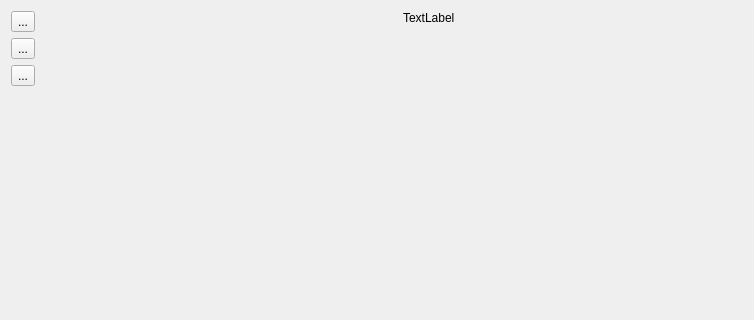
First picture: the form in EnviroControl/MainWindow/MainWindow.ui, repository arpadkov/EnviroControl, before the edit; both pictures show x 0 to 754 and y 0 to 320 of the 754 by 526 pixel window.
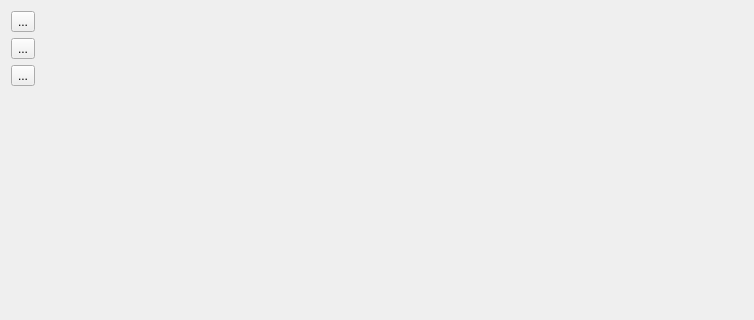
Second picture: the form after the edit. Custom widgets are drawn as their Qt base class.

The edit to the form file:
```diff
--- a/EnviroControl/MainWindow/MainWindow.ui
+++ b/EnviroControl/MainWindow/MainWindow.ui
@@ -92,21 +92,37 @@
           <item>
            <layout class="QHBoxLayout" name="_stations_layout">
             <item>
-             <widget class="IndoorStationWidget" name="_indoor_station_widget" native="true"/>
+             <widget class="IndoorStationWidget" name="_indoor_station_widget">
+              <property name="minimumSize">
+               <size>
+                <width>30</width>
+                <height>30</height>
+               </size>
+              </property>
+             </widget>
             </item>
             <item>
-             <layout class="QHBoxLayout" name="_weather_station_layout">
-              <item>
-               <widget class="QLabel" name="_weather_station_label">
-                <property name="text">
-                 <string>TextLabel</string>
-                </property>
-               </widget>
-              </item>
-              <item>
-               <widget class="WeatherStationWidget" name="_weather_station_widget" native="true"/>
-              </item>
-             </layout>
+             <spacer name="_between_station_widgets_spacer">
+              <property name="orientation">
+               <enum>Qt::Horizontal</enum>
+              </property>
+              <property name="sizeHint" stdset="0">
+               <size>
+                <width>40</width>
+                <height>20</height>
+               </size>
+              </property>
+             </spacer>
+            </item>
+            <item>
+             <widget class="WeatherStationWidget" name="_weather_station_widget">
+              <property name="minimumSize">
+               <size>
+                <width>30</width>
+                <height>30</height>
+               </size>
+              </property>
+             </widget>
             </item>
            </layout>
           </item>
@@ -162,18 +178,18 @@
  </widget>
  <layoutdefault spacing="6" margin="11"/>
  <customwidgets>
-  <customwidget>
-   <class>WeatherStationWidget</class>
-   <extends>QWidget</extends>
-   <header>WeatherStationWidget.h</header>
-   <container>1</container>
-  </customwidget>
   <customwidget>
    <class>IndoorStationWidget</class>
-   <extends>QWidget</extends>
+   <extends>QFrame</extends>
    <header>IndoorStationWidget.h</header>
    <container>1</container>
   </customwidget>
+  <customwidget>
+   <class>WeatherStationWidget</class>
+   <extends>QFrame</extends>
+   <header>WeatherStationWidget.h</header>
+   <container>1</container>
+  </customwidget>
  </customwidgets>
  <resources/>
  <connections/>
```
